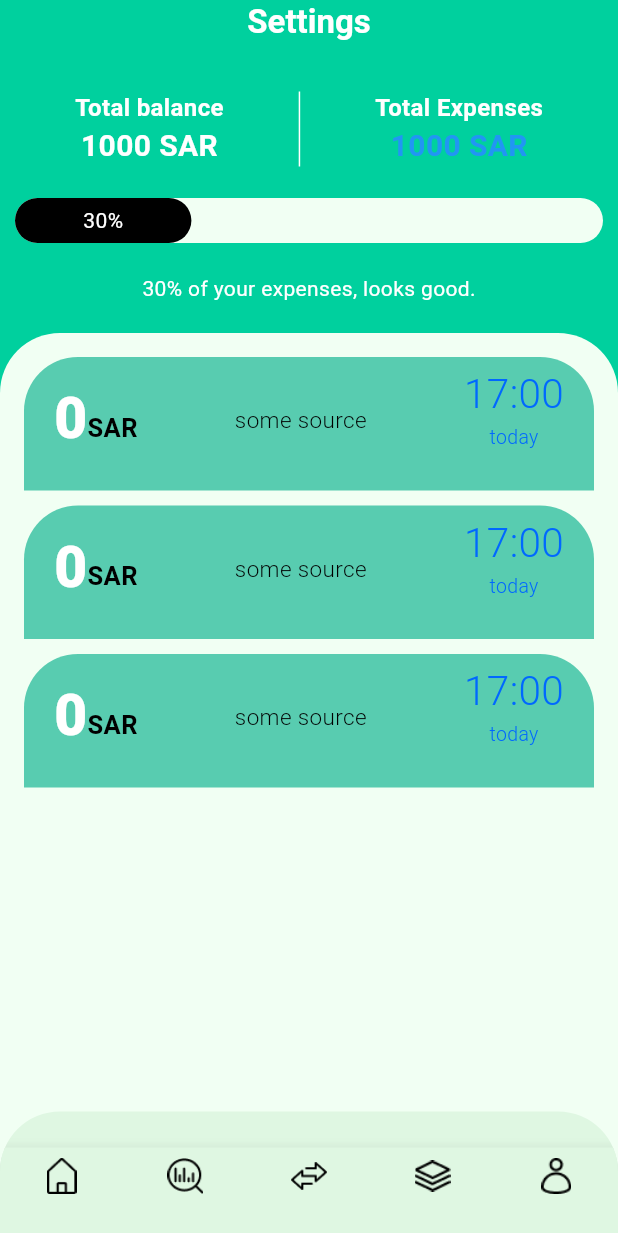
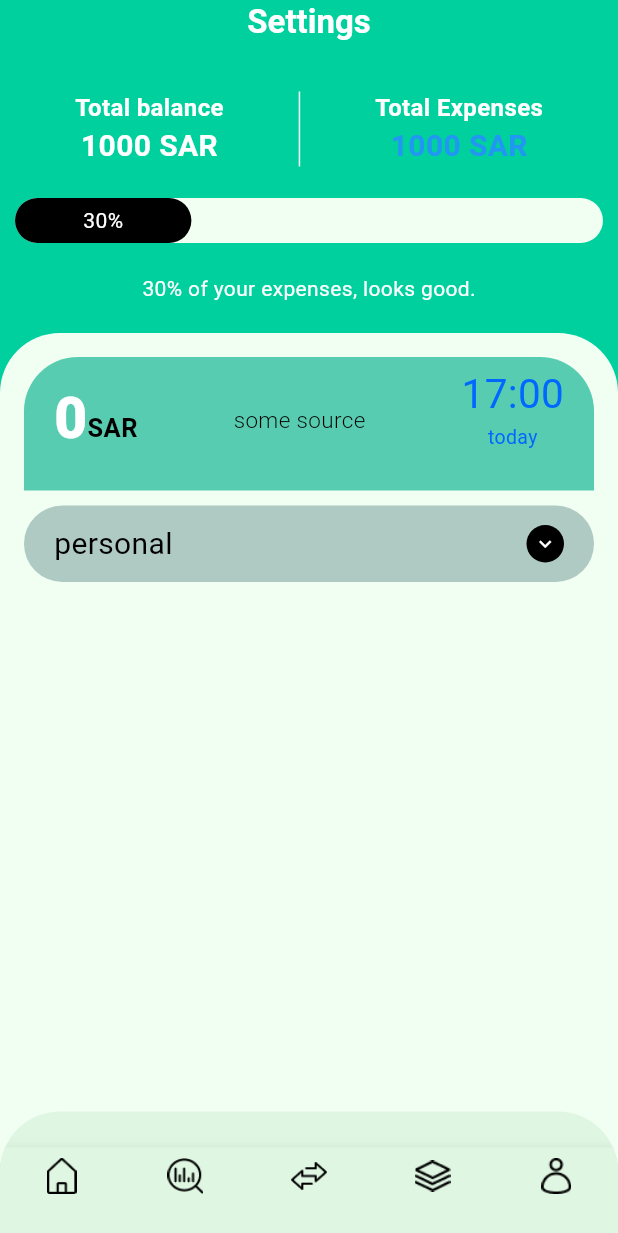
Before and after one commit to OmarShaqaqi/SWE412, a Flutter app: the screen it shows after launch, on a phone screen of 412 x 824 dp. Shown: the top 1233 px of the screen. Run offline on Flutter 3.47's test engine with Material 3 defaults, Android fonts, the phone set to English and light mode, and no system bars.

Commit message:
finsh the home page groups UI

```diff
--- a/senior_project/lib/screens/home/HomeScreen.dart
+++ b/senior_project/lib/screens/home/HomeScreen.dart
@@ -1,5 +1,6 @@
 import 'package:flutter/material.dart';
 import 'package:senior_project/screens/home/NewExpense.dart';
+import 'package:senior_project/screens/home/gourpsUI_home.dart';
 import "../../widgets/custom_bottom_navigation_bar.dart";
 
 class HomeScreen extends StatelessWidget {
@@ -139,7 +140,7 @@ class HomeScreen extends StatelessWidget {
               ),
               child: Column(
                   // add the expense cards here
-                  children: [ExpenseCard(), ExpenseCard(), ExpenseCard()]),
+                  children: [ExpenseCard(), GroupsUiHome()]),
             ),
           ),
         ],
--- a/senior_project/lib/screens/home/NewExpense.dart
+++ b/senior_project/lib/screens/home/NewExpense.dart
@@ -29,12 +29,19 @@ class ExpenseCard extends StatelessWidget {
               mainAxisAlignment: MainAxisAlignment.spaceBetween,
               children: [
                 ThepriceUI(),
-                Text(
-                  "some source",
-                  style: const TextStyle(
-                    color: Colors.black,
-                    fontSize: 15,
-                    fontWeight: FontWeight.w300,
+                Container(
+                  width: 99,
+                  height: double.infinity,
+                  child: Align(
+                    alignment: Alignment.center,
+                    child: Text(
+                      "some source",
+                      style: const TextStyle(
+                        color: Colors.black,
+                        fontSize: 15,
+                        fontWeight: FontWeight.w300,
+                      ),
+                    ),
                   ),
                 ),
                 Column(
@@ -44,7 +51,7 @@ class ExpenseCard extends StatelessWidget {
                       style: const TextStyle(
                         color: Color.fromRGBO(0, 104, 255, 1),
                         fontSize: 27,
-                        fontWeight: FontWeight.w300,
+                        fontWeight: FontWeight.w400,
                       ),
                     ),
                     Text(
@@ -52,7 +59,7 @@ class ExpenseCard extends StatelessWidget {
                       style: const TextStyle(
                         color: Color.fromRGBO(0, 104, 255, 1),
                         fontSize: 13,
-                        fontWeight: FontWeight.w300,
+                        fontWeight: FontWeight.w400,
                       ),
                     ),
                   ],
--- a/senior_project/lib/screens/home/gourpsUI_home.dart
+++ b/senior_project/lib/screens/home/gourpsUI_home.dart
@@ -0,0 +1,85 @@
+import 'package:flutter/material.dart';
+import "../../widgets/custom_bottom_navigation_bar.dart";
+
+class GroupsUiHome extends StatelessWidget {
+  const GroupsUiHome({super.key});
+
+  @override
+  Widget build(BuildContext context) {
+    return Container(
+      width: 398,
+      height: 51,
+      padding: const EdgeInsets.only(
+        left: 20.0,
+        right: 20.0,
+      ),
+      decoration: BoxDecoration(
+        color: const Color.fromRGBO(175, 201, 195, 1),
+        borderRadius: BorderRadius.circular(41.0),
+      ),
+      child: Row(
+        mainAxisAlignment: MainAxisAlignment.spaceBetween,
+        children: [
+          Container(
+            child: Text(
+              "personal",
+              style: TextStyle(
+                color: Colors.black,
+                fontSize: 20,
+                fontWeight: FontWeight.w400,
+              ),
+            ),
+          ),
+          const IconButtonWithState(),
+        ],
+      ),
+    );
+  }
+}
+
+class IconButtonWithState extends StatefulWidget {
+  const IconButtonWithState({super.key});
+
+  @override
+  _IconButtonWithStateState createState() => _IconButtonWithStateState();
+}
+
+class _IconButtonWithStateState extends State<IconButtonWithState> {
+  bool _isIconChanged = true;
+
+  void _toggleIcon() {
+    setState(() {
+      _isIconChanged = !_isIconChanged;
+    });
+  }
+
+  @override
+  Widget build(BuildContext context) {
+    return Container(
+      width: 25,
+      height: 25,
+      child: Align(
+        alignment: Alignment.center,
+        child: IconButton(
+          padding: EdgeInsets.all(0),
+          style: ButtonStyle(
+            backgroundColor: MaterialStateProperty.all<Color>(
+              const Color.fromARGB(255, 0, 0, 0),
+            ),
+            shape: MaterialStateProperty.all<RoundedRectangleBorder>(
+              RoundedRectangleBorder(
+                borderRadius: BorderRadius.circular(100.0),
+              ),
+            ),
+          ),
+          color: const Color.fromARGB(255, 255, 255, 255),
+          icon: _isIconChanged
+              ? const Icon(Icons.keyboard_arrow_down)
+              : const Icon(Icons.close),
+          iconSize: 16,
+          onPressed: _toggleIcon,
+        ),
+      ),
+    );
+  }
+}
```
